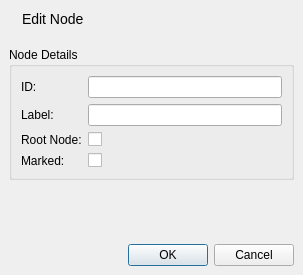
Old version of the form src/developer/graphview/editnodedialog.ui in the repository maccth/GP2-editor.
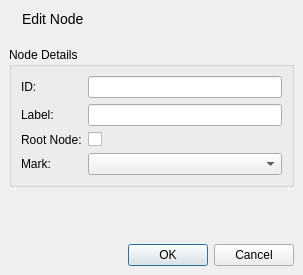
New version of the form. Icons and pictures are not drawn.

Commit message: Implement Marks. Make changes to the textual format when saving. Initial marks can now be passed via the constructor rather than using ::setMark().

```diff
--- a/src/developer/graphview/editnodedialog.ui
+++ b/src/developer/graphview/editnodedialog.ui
@@ -104,6 +104,13 @@
            </property>
           </widget>
          </item>
+         <item row="3" column="0">
+          <widget class="QLabel" name="markedLabel">
+           <property name="text">
+            <string>Mark:</string>
+           </property>
+          </widget>
+         </item>
          <item row="2" column="1">
           <widget class="QCheckBox" name="rootCheckBox">
            <property name="text">
@@ -112,18 +119,7 @@
           </widget>
          </item>
          <item row="3" column="1">
-          <widget class="QCheckBox" name="markedCheckBox">
-           <property name="text">
-            <string/>
-           </property>
-          </widget>
-         </item>
-         <item row="3" column="0">
-          <widget class="QLabel" name="markedLabel">
-           <property name="text">
-            <string>Marked:</string>
-           </property>
-          </widget>
+          <widget class="QComboBox" name="markComboBox"/>
          </item>
         </layout>
        </widget>
```
Left out of the diff: 11 changed lines with no effect on the pictures. The commit also changes 14 other files.
